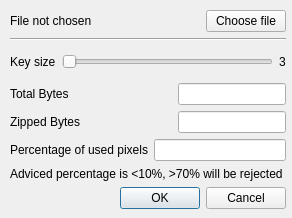
waleko/PictureCrypt, file encryptdialog.ui: the form before one commit.
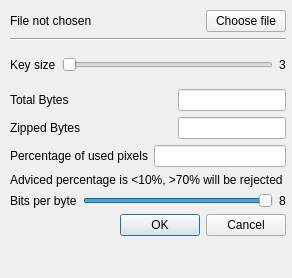
The form after the commit. Icons and pictures are not drawn.

Commit message: Experimental version with custom bit per byte number, no AES yet

Diff of the .ui file:
```diff
--- a/encryptdialog.ui
+++ b/encryptdialog.ui
@@ -7,7 +7,7 @@
     <x>0</x>
     <y>0</y>
     <width>292</width>
-    <height>218</height>
+    <height>278</height>
    </rect>
   </property>
   <property name="windowTitle">
@@ -23,7 +23,7 @@
      <x>10</x>
      <y>10</y>
      <width>276</width>
-     <height>199</height>
+     <height>226</height>
     </rect>
    </property>
    <layout class="QVBoxLayout" name="verticalLayout_3">
@@ -187,6 +187,40 @@
           </property>
          </widget>
         </item>
+        <item>
+         <layout class="QHBoxLayout" name="horizontalLayout_6">
+          <item>
+           <widget class="QLabel" name="label_2">
+            <property name="text">
+             <string>Bits per byte</string>
+            </property>
+           </widget>
+          </item>
+          <item>
+           <widget class="QSlider" name="bitsSlider">
+            <property name="minimum">
+             <number>1</number>
+            </property>
+            <property name="maximum">
+             <number>8</number>
+            </property>
+            <property name="value">
+             <number>8</number>
+            </property>
+            <property name="orientation">
+             <enum>Qt::Horizontal</enum>
+            </property>
+           </widget>
+          </item>
+          <item>
+           <widget class="QLabel" name="bitsUsedLbl">
+            <property name="text">
+             <string>8</string>
+            </property>
+           </widget>
+          </item>
+         </layout>
+        </item>
        </layout>
       </item>
      </layout>
```
The commit also changes 8 other files.
